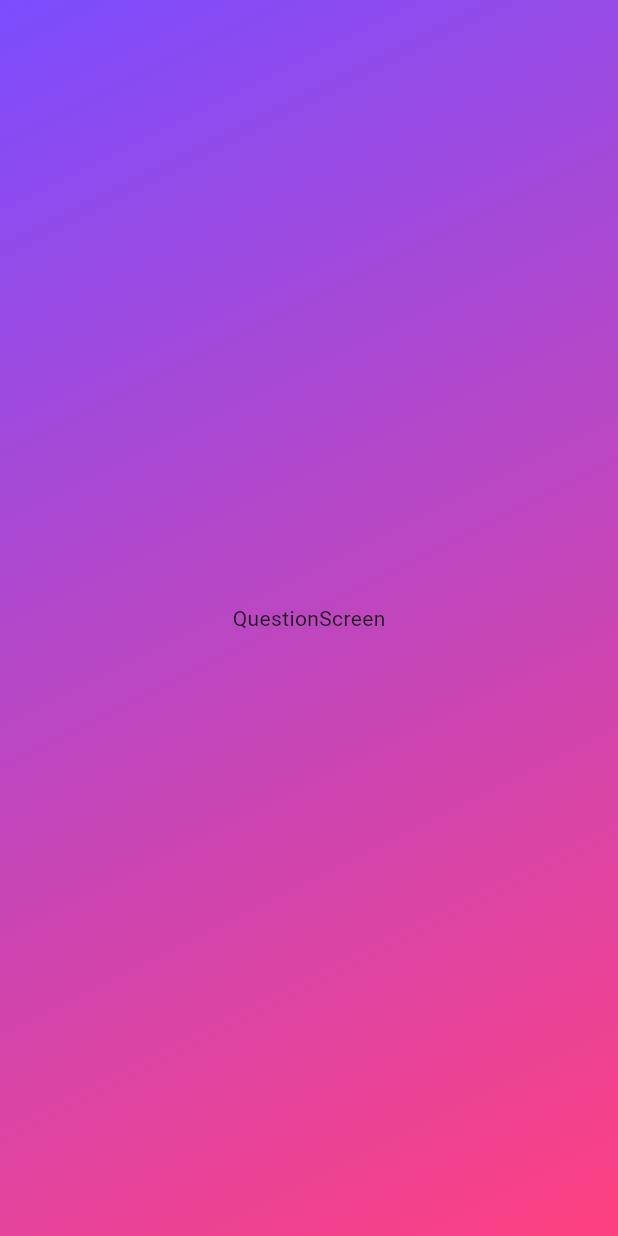
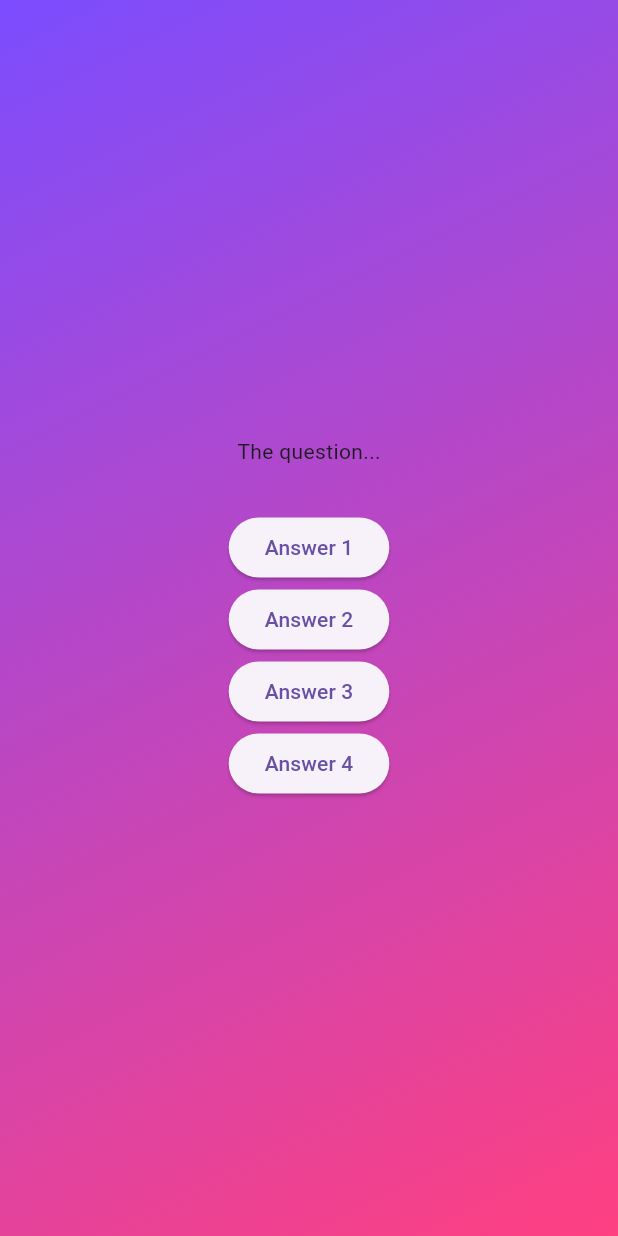
Before and after one commit to prechak/Flutter_Quiz_App, a Flutter app: the screen it shows after launch, after a tap on "Start Quiz", on a phone screen of 412 x 824 dp. Run offline on Flutter 3.47's test engine with Material 3 defaults, Android fonts, the phone set to English and light mode, and no system bars.

Commit message:
feat: configure column

```diff
--- a/lib/question_screen.dart
+++ b/lib/question_screen.dart
@@ -12,6 +12,33 @@ class QuestionScreen extends StatefulWidget {
 class _QuestionScreenState extends State<QuestionScreen> {
   @override
   Widget build(context) {
-    return const Center(child: Text('QuestionScreen'));
+    return SizedBox(
+      width: double.infinity,
+      child: Column(
+        mainAxisAlignment: MainAxisAlignment.center,
+        children: [
+          const Text('The question...'),
+          const SizedBox(
+            height: 30,
+          ),
+          ElevatedButton(
+            onPressed: () {},
+            child: const Text('Answer 1'),
+          ),
+          ElevatedButton(
+            onPressed: () {},
+            child: const Text('Answer 2'),
+          ),
+          ElevatedButton(
+            onPressed: () {},
+            child: const Text('Answer 3'),
+          ),
+          ElevatedButton(
+            onPressed: () {},
+            child: const Text('Answer 4'),
+          )
+        ],
+      ),
+    );
   }
 }
```
